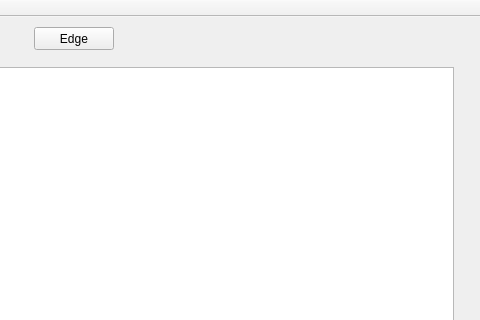
The window that mainwindow.ui (nasserGanjali/baslerCamera) describes before a commit, drawn with Qt 5; both pictures show x 376 to 856 and y 0 to 320 of the 856 by 716 pixel window.
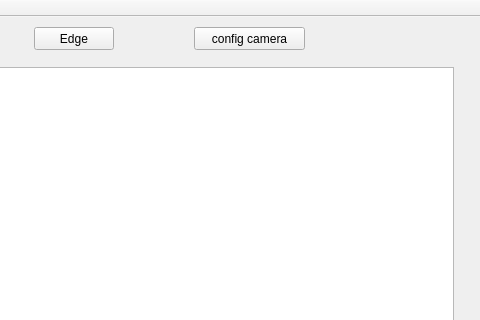
The same window after the commit.

Commit message: add cofigure camera

Patch:
```diff
--- a/mainwindow.ui
+++ b/mainwindow.ui
@@ -50,6 +50,19 @@
      <string>Edge</string>
     </property>
    </widget>
+   <widget class="QPushButton" name="pushButton_3">
+    <property name="geometry">
+     <rect>
+      <x>570</x>
+      <y>10</y>
+      <width>111</width>
+      <height>23</height>
+     </rect>
+    </property>
+    <property name="text">
+     <string>config camera</string>
+    </property>
+   </widget>
   </widget>
   <widget class="QMenuBar" name="menuBar">
    <property name="geometry">
```
The commit also changes 5 other files.
